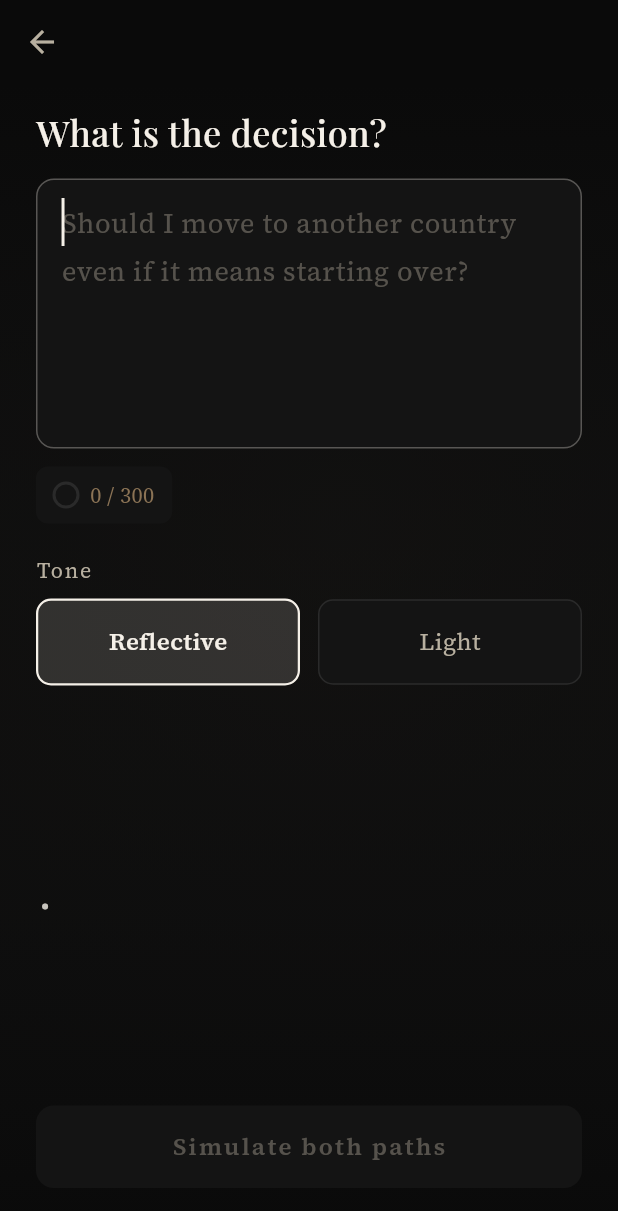
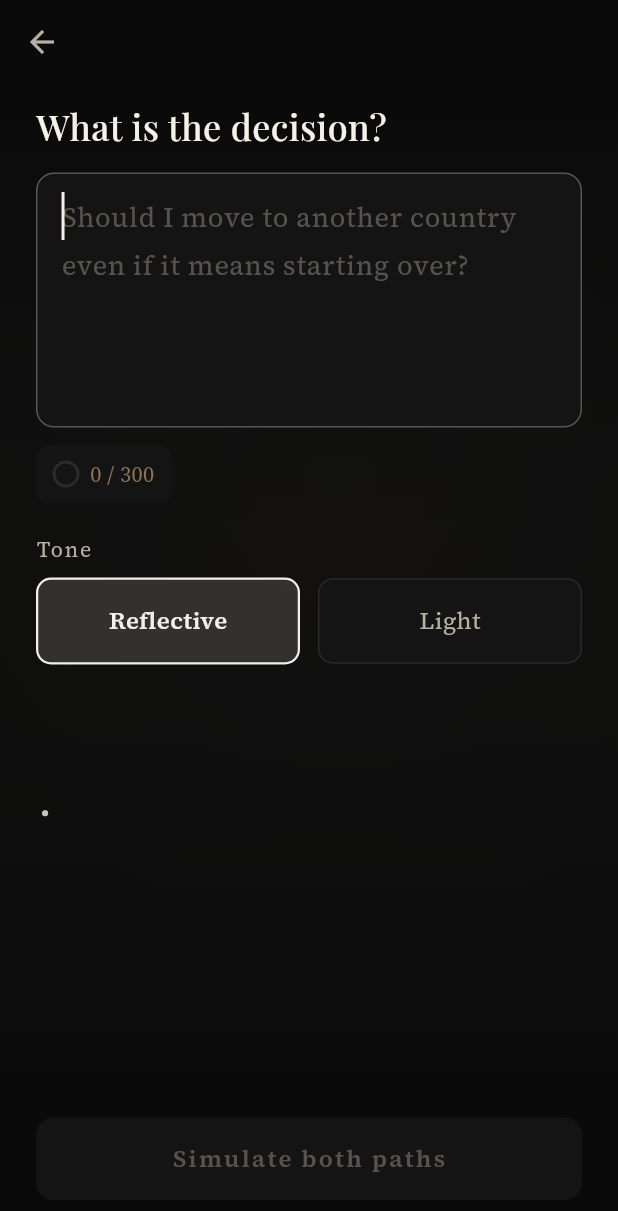
Before and after one commit to Maher-Tec/Parallel, a Flutter app: the screen it shows after launch, after a tap on "Begin", on a phone screen of 412 x 824 dp. Shown: the top 1211 px of the screen. Run offline on Flutter 3.47's test engine with Material 3 defaults, Android fonts, the phone set to English and light mode, and no system bars; our stand-ins replace flutter_dotenv, google_fonts, shared_preferences; network calls fail.

Commit message:
feat: Integrate Gemini 3.5 Flash, path animations, keyboard-adaptive layout, and MIT license

```diff
--- a/lib/screens/input_screen.dart
+++ b/lib/screens/input_screen.dart
@@ -110,7 +110,10 @@ class _InputScreenState extends State<InputScreen>
     final bottomInset = MediaQuery.of(context).viewInsets.bottom;
     final isKeyboardOpen = bottomInset > 0;
 
-    return Scaffold(
+    return GestureDetector(
+      onTap: () => FocusScope.of(context).unfocus(),
+      behavior: HitTestBehavior.translucent,
+      child: Scaffold(
         backgroundColor: AppTheme.background,
         resizeToAvoidBottomInset: true,
         appBar: AppBar(
@@ -122,22 +125,17 @@ class _InputScreenState extends State<InputScreen>
           ),
         ),
         body: AmbientBackground(
-        showParticles: !isKeyboardOpen, // Disable particles when keyboard open for performance
+          showParticles: !isKeyboardOpen,
           child: SafeArea(
-        child: LayoutBuilder(
-          builder: (context, constraints) {
-            return SingleChildScrollView(
-              child: ConstrainedBox(
-                constraints: BoxConstraints(
-                  minHeight: constraints.maxHeight,
-                ),
-                child: IntrinsicHeight(
-                  child: Padding(
+            bottom: false,
+            child: SingleChildScrollView(
+              keyboardDismissBehavior: ScrollViewKeyboardDismissBehavior.onDrag,
+              physics: const BouncingScrollPhysics(),
               padding: const EdgeInsets.symmetric(horizontal: 24),
               child: Column(
                 crossAxisAlignment: CrossAxisAlignment.start,
                 children: [
-                        const SizedBox(height: 16),
+                  const SizedBox(height: 12),
                   // Header
                   Text(
                     'What is the decision?',
@@ -147,7 +145,7 @@ class _InputScreenState extends State<InputScreen>
 
                   // Text input area
                   Container(
-                          height: isKeyboardOpen ? 120 : 180,
+                    height: isKeyboardOpen ? 130 : 170,
                     padding: const EdgeInsets.symmetric(
                         horizontal: 16, vertical: 12),
                     decoration: BoxDecoration(
@@ -192,9 +190,72 @@ class _InputScreenState extends State<InputScreen>
                   const SizedBox(height: 12),
 
                   // Character counter
-                        Container(
-                          padding: const EdgeInsets.symmetric(
-                              horizontal: 12, vertical: 8),
+                  _buildCharacterCounter(context),
+
+                  const SizedBox(height: 20),
+
+                  // Tone selector
+                  Text(
+                    'Tone',
+                    style: AppTheme.bodySmall(context).copyWith(
+                      color: AppTheme.textSecondary,
+                      letterSpacing: 1.2,
+                    ),
+                  ),
+                  const SizedBox(height: 8),
+                  Row(
+                    children: [
+                      Expanded(
+                        child: _ToneChip(
+                          label: 'Reflective',
+                          isSelected: _tone == 'reflective',
+                          onTap: () => setState(() => _tone = 'reflective'),
+                        ),
+                      ),
+                      const SizedBox(width: 12),
+                      Expanded(
+                        child: _ToneChip(
+                          label: 'Light',
+                          isSelected: _tone == 'light',
+                          onTap: () => setState(() => _tone = 'light'),
+                        ),
+                      ),
+                    ],
+                  ),
+                  const SizedBox(height: 24),
+                ],
+              ),
+            ),
+          ),
+        ),
+        bottomNavigationBar: SafeArea(
+          top: false,
+          child: Padding(
+            padding: EdgeInsets.fromLTRB(
+              24,
+              8,
+              24,
+              isKeyboardOpen ? 12 : 24,
+            ),
+            child: Column(
+              mainAxisSize: MainAxisSize.min,
+              children: [
+                if (_validationError != null) ...[
+                  _buildValidationError(context),
+                  const SizedBox(height: 10),
+                ],
+                _buildCtaButton(context),
+              ],
+            ),
+          ),
+        ),
+      ),
+    );
+  }
+
+  Widget _buildCharacterCounter(BuildContext context) {
+    return Container(
+      padding: const EdgeInsets.symmetric(horizontal: 12, vertical: 8),
       decoration: BoxDecoration(
         color: _charCount > 0 && _charCount < _minChars
             ? AppTheme.withAlpha(AppTheme.accent, 0.1)
@@ -204,7 +265,6 @@ class _InputScreenState extends State<InputScreen>
       child: Row(
         mainAxisSize: MainAxisSize.min,
         children: [
-                              // Progress indicator
           SizedBox(
             width: 16,
             height: 16,
@@ -242,47 +302,12 @@ class _InputScreenState extends State<InputScreen>
           ],
         ],
       ),
-                        ),
+    );
+  }
 
-                        const SizedBox(height: 20),
-
-                        // Tone selector - compact when keyboard is open
-                        Text(
-                          'Tone',
-                          style: AppTheme.bodySmall(context).copyWith(
-                            color: AppTheme.textSecondary,
-                            letterSpacing: 1.2,
-                          ),
-                        ),
-                        const SizedBox(height: 8),
-                        Row(
-                          children: [
-                            Expanded(
-                              child: _ToneChip(
-                                label: 'Reflective',
-                                isSelected: _tone == 'reflective',
-                                onTap: () => setState(() => _tone = 'reflective'),
-                              ),
-                            ),
-                            const SizedBox(width: 12),
-                            Expanded(
-                              child: _ToneChip(
-                                label: 'Light',
-                                isSelected: _tone == 'light',
-                                onTap: () => setState(() => _tone = 'light'),
-                              ),
-                            ),
-                          ],
-                        ),
-
-                        const Spacer(),
-
-                        // Validation error display
-                        if (_validationError != null)
-                          Container(
-                            margin: const EdgeInsets.only(bottom: 12),
-                            padding: const EdgeInsets.symmetric(
-                                horizontal: 16, vertical: 12),
+  Widget _buildValidationError(BuildContext context) {
+    return Container(
+      padding: const EdgeInsets.symmetric(horizontal: 16, vertical: 10),
       decoration: BoxDecoration(
         color: AppTheme.withAlpha(AppTheme.accent, 0.15),
         borderRadius: BorderRadius.circular(10),
@@ -308,10 +333,11 @@ class _InputScreenState extends State<InputScreen>
           ),
         ],
       ),
-                          ),
+    );
+  }
 
-                        // CTA Button
-                        AnimatedBuilder(
+  Widget _buildCtaButton(BuildContext context) {
+    return AnimatedBuilder(
       animation: _glowAnimation,
       builder: (context, child) {
         return Container(
@@ -321,8 +347,8 @@ class _InputScreenState extends State<InputScreen>
                   borderRadius: BorderRadius.circular(12),
                   boxShadow: [
                     BoxShadow(
-                                          color: AppTheme.textPrimary.withAlpha(
-                                              (_glowAnimation.value * 40).round()),
+                      color: AppTheme.textPrimary
+                          .withAlpha((_glowAnimation.value * 40).round()),
                       blurRadius: 20,
                       spreadRadius: 0,
                     ),
@@ -332,11 +358,9 @@ class _InputScreenState extends State<InputScreen>
           child: TextButton(
             onPressed: _meetsMinLength ? _simulate : null,
             style: TextButton.styleFrom(
-                                  padding:
-                                      const EdgeInsets.symmetric(vertical: 16),
-                                  backgroundColor: _meetsMinLength
-                                      ? AppTheme.textPrimary
-                                      : AppTheme.surface,
+              padding: const EdgeInsets.symmetric(vertical: 16),
+              backgroundColor:
+                  _meetsMinLength ? AppTheme.textPrimary : AppTheme.surface,
               shape: RoundedRectangleBorder(
                 borderRadius: BorderRadius.circular(12),
               ),
@@ -349,8 +373,7 @@ class _InputScreenState extends State<InputScreen>
                   style: AppTheme.button(context).copyWith(
                     color: _meetsMinLength
                         ? AppTheme.background
-                                            : AppTheme.withAlpha(
-                                                AppTheme.textSecondary, 0.4),
+                        : AppTheme.withAlpha(AppTheme.textSecondary, 0.4),
                     fontWeight: FontWeight.w600,
                   ),
                 ),
@@ -367,18 +390,6 @@ class _InputScreenState extends State<InputScreen>
           ),
         );
       },
-                        ),
-                        SizedBox(height: isKeyboardOpen ? 16 : 32),
-                      ],
-                    ),
-                  ),
-                ),
-              ),
-            );
-          },
-        ),
-      ),
-      ),
     );
   }
 }
--- a/lib/screens/launch_screen.dart
+++ b/lib/screens/launch_screen.dart
@@ -1,6 +1,7 @@
 import 'package:flutter/material.dart';
 import '../theme/app_theme.dart';
 import '../widgets/ambient_background.dart';
+import '../widgets/parallel_path_animation.dart';
 import 'input_screen.dart';
 import 'history_screen.dart';
 import 'about_screen.dart';
@@ -41,7 +42,13 @@ class LaunchScreen extends StatelessWidget {
                     ),
                   ),
                 ),
-                const SizedBox(height: 48),
+                const SizedBox(height: 20),
+                const ParallelPathAnimation(
+                  width: 140,
+                  height: 100,
+                  showLabels: false,
+                ),
+                const SizedBox(height: 20),
                 // Concept text
                 Text(
                   'Write a decision you are facing.',
--- /dev/null
+++ b/lib/widgets/parallel_path_animation.dart
@@ -0,0 +1,301 @@
+import 'dart:ui' as ui;
+import 'package:flutter/material.dart';
+import '../theme/app_theme.dart';
+
+/// Parallel Path Animation
+/// Visualizes the core metaphor of Parallel:
+/// A single origin stream diverging gracefully into two parallel paths (Act vs. Don't Act),
+/// with traveling streams of light and breathing destination nodes.
+class ParallelPathAnimation extends StatefulWidget {
+  final double width;
+  final double height;
+  final bool showLabels;
+  final String leftLabel;
+  final String rightLabel;
+
+  const ParallelPathAnimation({
+    super.key,
+    this.width = 220,
+    this.height = 200,
+    this.showLabels = true,
+    this.leftLabel = 'ACT',
+    this.rightLabel = "DON'T ACT",
+  });
+
+  @override
+  State<ParallelPathAnimation> createState() => _ParallelPathAnimationState();
+}
+
+class _ParallelPathAnimationState extends State<ParallelPathAnimation>
+    with TickerProviderStateMixin {
+  late AnimationController _flowController;
+  late AnimationController _breatheController;
+
+  @override
+  void initState() {
+    super.initState();
+    // Flow of energy traveling along the paths
+    _flowController = AnimationController(
+      duration: const Duration(milliseconds: 2400),
+      vsync: this,
+    )..repeat();
+
+    // Subtle breathing glow at nodes and fork
+    _breatheController = AnimationController(
+      duration: const Duration(milliseconds: 1600),
+      vsync: this,
+    )..repeat(reverse: true);
+  }
+
+  @override
+  void dispose() {
+    _flowController.dispose();
+    _breatheController.dispose();
+    super.dispose();
+  }
+
+  @override
+  Widget build(BuildContext context) {
+    return SizedBox(
+      width: widget.width,
+      height: widget.height,
+      child: AnimatedBuilder(
+        animation: Listenable.merge([_flowController, _breatheController]),
+        builder: (context, _) {
+          return CustomPaint(
+            size: Size(widget.width, widget.height),
+            painter: _ParallelPathPainter(
+              flowProgress: _flowController.value,
+              breatheProgress: _breatheController.value,
+              showLabels: widget.showLabels,
+              leftLabel: widget.leftLabel,
+              rightLabel: widget.rightLabel,
+            ),
+          );
+        },
+      ),
+    );
+  }
+}
+
+class _ParallelPathPainter extends CustomPainter {
+  final double flowProgress;
+  final double breatheProgress;
+  final bool showLabels;
+  final String leftLabel;
+  final String rightLabel;
+
+  _ParallelPathPainter({
+    required this.flowProgress,
+    required this.breatheProgress,
+    required this.showLabels,
+    required this.leftLabel,
+    required this.rightLabel,
+  });
+
+  @override
+  void paint(Canvas canvas, Size size) {
+    final w = size.width;
+    final h = size.height;
+
+    // Geometric coordinates
+    final origin = Offset(w * 0.5, h * 0.88);
+    final fork = Offset(w * 0.5, h * 0.52);
+    final leftEnd = Offset(w * 0.22, h * 0.18);
+    final rightEnd = Offset(w * 0.78, h * 0.18);
+
+    // Left full path (Origin -> Fork -> Left End)
+    final pathLeft = Path()
+      ..moveTo(origin.dx, origin.dy)
+      ..lineTo(fork.dx, fork.dy)
+      ..cubicTo(
+        fork.dx,
+        fork.dy - h * 0.16,
+        leftEnd.dx,
+        fork.dy - h * 0.12,
+        leftEnd.dx,
+        leftEnd.dy,
+      );
+
+    // Right full path (Origin -> Fork -> Right End)
+    final pathRight = Path()
+      ..moveTo(origin.dx, origin.dy)
+      ..lineTo(fork.dx, fork.dy)
+      ..cubicTo(
+        fork.dx,
+        fork.dy - h * 0.16,
+        rightEnd.dx,
+        fork.dy - h * 0.12,
+        rightEnd.dx,
+        rightEnd.dy,
+      );
+
+    // 1. Draw Inactive / Guide Paths
+    final guidePaint = Paint()
+      ..color = AppTheme.withAlpha(AppTheme.textSecondary, 0.18)
+      ..style = PaintingStyle.stroke
+      ..strokeWidth = 1.5
+      ..strokeCap = StrokeCap.round;
+
+    canvas.drawPath(pathLeft, guidePaint);
+    canvas.drawPath(pathRight, guidePaint);
+
+    // 2. Fork Aura Glow
+    final forkAuraRadius = 14.0 + (breatheProgress * 6.0);
+    final forkAuraPaint = Paint()
+      ..shader = ui.Gradient.radial(
+        fork,
+        forkAuraRadius,
+        [
+          AppTheme.withAlpha(AppTheme.accent, 0.45 * (0.6 + breatheProgress * 0.4)),
+          AppTheme.withAlpha(AppTheme.accent, 0.0),
+        ],
+      );
+    canvas.drawCircle(fork, forkAuraRadius, forkAuraPaint);
+
+    // Fork center dot
+    final forkDotPaint = Paint()
+      ..color = AppTheme.withAlpha(AppTheme.textPrimary, 0.7 + breatheProgress * 0.3)
+      ..style = PaintingStyle.fill;
+    canvas.drawCircle(fork, 2.5, forkDotPaint);
+
+    // 3. Draw Traveling Light Streams along both paths
+    _drawLightStream(canvas, pathLeft, flowProgress, isLeft: true);
+    _drawLightStream(canvas, pathRight, flowProgress, isLeft: false);
+
+    // 4. Destination Nodes (Act & Don't Act tips)
+    _drawDestinationNode(canvas, leftEnd, breatheProgress, isAct: true);
+    _drawDestinationNode(canvas, rightEnd, breatheProgress, isAct: false);
+
+    // 5. Origin Base Dot
+    final originPaint = Paint()
+      ..color = AppTheme.withAlpha(AppTheme.textSecondary, 0.4)
+      ..style = PaintingStyle.fill;
+    canvas.drawCircle(origin, 2.0, originPaint);
+
+    // 6. Draw Text Labels
+    if (showLabels) {
+      _drawTextLabel(canvas, leftLabel, Offset(leftEnd.dx, leftEnd.dy - 16), isAct: true);
+      _drawTextLabel(canvas, rightLabel, Offset(rightEnd.dx, rightEnd.dy - 16), isAct: false);
+    }
+  }
+
+  void _drawLightStream(Canvas canvas, Path fullPath, double progress, {required bool isLeft}) {
+    final metrics = fullPath.computeMetrics().toList();
+    if (metrics.isEmpty) return;
+
+    final metric = metrics.first;
+    final totalLength = metric.length;
+    final streamLength = totalLength * 0.38;
+
+    // Cyclic position
+    final headDistance = (progress * totalLength) % totalLength;
+    final tailDistance = headDistance - streamLength;
+
+    Path streamPath;
+    if (tailDistance >= 0) {
+      streamPath = metric.extractPath(tailDistance, headDistance);
+    } else {
+      // Wraparound stream
+      streamPath = metric.extractPath(0, headDistance);
+      streamPath.addPath(
+        metric.extractPath(totalLength + tailDistance, totalLength),
+        Offset.zero,
+      );
+    }
+
+    // Outer glow paint
+    final glowColor = isLeft ? AppTheme.accent : AppTheme.textSecondary;
+    final glowPaint = Paint()
+      ..color = AppTheme.withAlpha(glowColor, 0.35)
+      ..style = PaintingStyle.stroke
+      ..strokeWidth = 4.5
+      ..strokeCap = StrokeCap.round
+      ..maskFilter = const MaskFilter.blur(BlurStyle.normal, 3.0);
+    canvas.drawPath(streamPath, glowPaint);
+
+    // Core bright line
+    final corePaint = Paint()
+      ..color = AppTheme.withAlpha(AppTheme.textPrimary, 0.9)
+      ..style = PaintingStyle.stroke
+      ..strokeWidth = 1.8
+      ..strokeCap = StrokeCap.round;
+    canvas.drawPath(streamPath, corePaint);
+
+    // Leading particle at the head
+    final tangent = metric.getTangentForOffset(headDistance);
+    if (tangent != null) {
+      final headPos = tangent.position;
+      final particleGlow = Paint()
+        ..color = AppTheme.withAlpha(AppTheme.textPrimary, 0.95)
+        ..maskFilter = const MaskFilter.blur(BlurStyle.normal, 2.5);
+      canvas.drawCircle(headPos, 2.8, particleGlow);
+
+      final particleCore = Paint()
+        ..color = Colors.white
+        ..style = PaintingStyle.fill;
+      canvas.drawCircle(headPos, 1.4, particleCore);
+    }
+  }
+
+  void _drawDestinationNode(Canvas canvas, Offset pos, double breathe, {required bool isAct}) {
+    final auraRadius = 8.0 + (breathe * 4.0);
+    final auraColor = isAct ? AppTheme.accent : AppTheme.textSecondary;
+
+    // Glowing halo
+    final haloPaint = Paint()
+      ..shader = ui.Gradient.radial(
+        pos,
+        auraRadius,
+        [
+          AppTheme.withAlpha(auraColor, 0.5 * (0.6 + breathe * 0.4)),
+          AppTheme.withAlpha(auraColor, 0.0),
+        ],
+      );
+    canvas.drawCircle(pos, auraRadius, haloPaint);
+
+    // Ring
+    final ringPaint = Paint()
+      ..color = AppTheme.withAlpha(AppTheme.textPrimary, 0.5 + breathe * 0.4)
+      ..style = PaintingStyle.stroke
+      ..strokeWidth = 1.2;
+    canvas.drawCircle(pos, 3.5, ringPaint);
+
+    // Core dot
+    final corePaint = Paint()
+      ..color = isAct ? AppTheme.textPrimary : AppTheme.textSecondary
+      ..style = PaintingStyle.fill;
+    canvas.drawCircle(pos, 1.8, corePaint);
+  }
+
+  void _drawTextLabel(Canvas canvas, String text, Offset centerPos, {required bool isAct}) {
+    final textPainter = TextPainter(
+      text: TextSpan(
+        text: text,
+        style: TextStyle(
+          fontFamily: 'serif',
+          fontSize: 10,
+          fontWeight: FontWeight.w600,
+          letterSpacing: 1.5,
+          color: isAct
+              ? AppTheme.withAlpha(AppTheme.textPrimary, 0.85)
+              : AppTheme.withAlpha(AppTheme.textSecondary, 0.7),
+        ),
+      ),
+      textDirection: TextDirection.ltr,
+      textAlign: TextAlign.center,
+    )..layout();
+
+    final textOffset = Offset(
+      centerPos.dx - (textPainter.width / 2),
+      centerPos.dy - (textPainter.height / 2),
+    );
+    textPainter.paint(canvas, textOffset);
+  }
+
+  @override
+  bool shouldRepaint(covariant _ParallelPathPainter oldDelegate) {
+    return oldDelegate.flowProgress != flowProgress ||
+        oldDelegate.breatheProgress != breatheProgress;
+  }
+}
```
Also changed, not shown: lib/screens/pause_screen.dart (+12 -12 lines), lib/services/ai_service.dart (+75 -31 lines), lib/services/fallback_service.dart (+28 -58 lines), 4 other files. Lines whose indentation alone changed are shown as unchanged.
